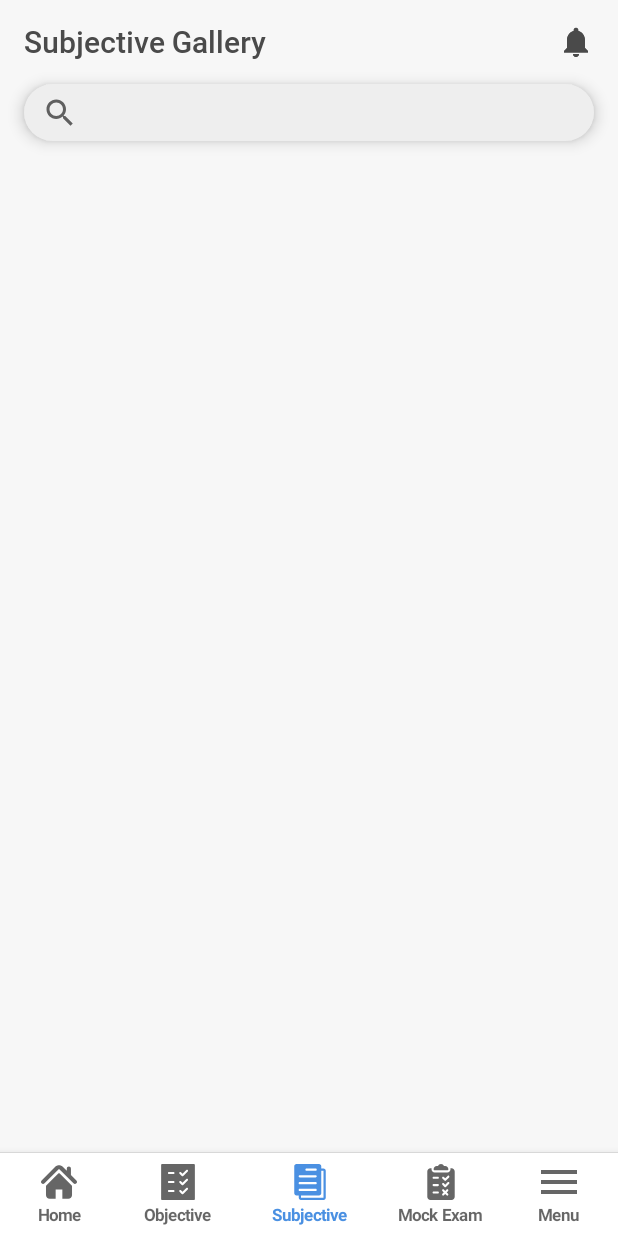
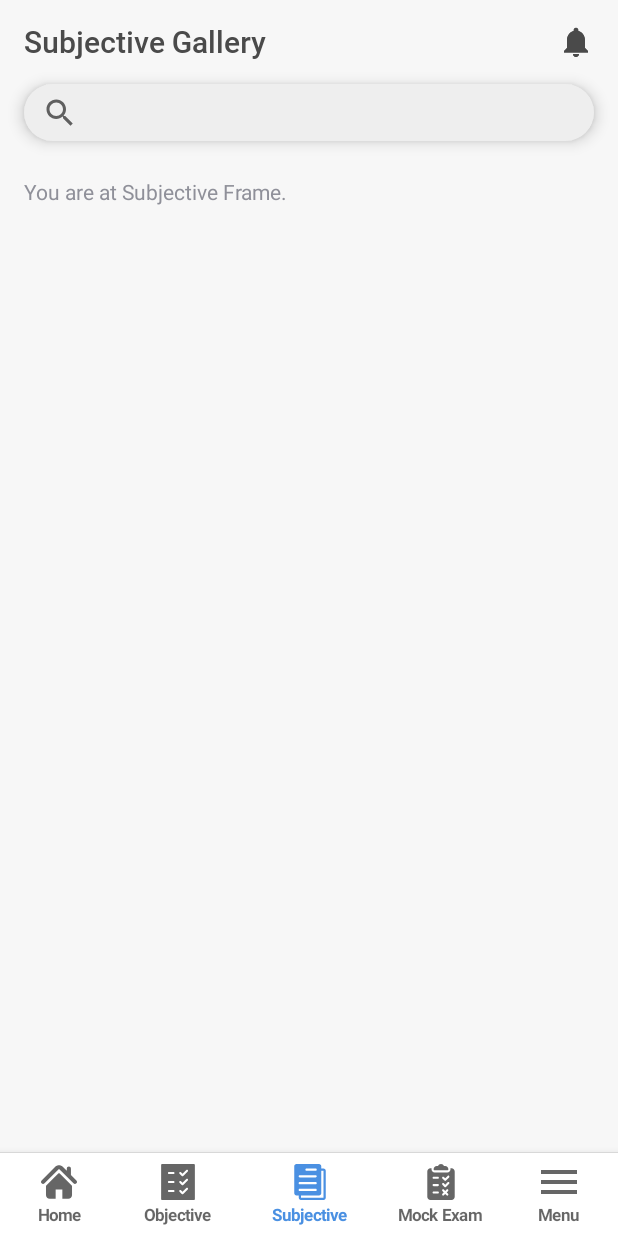
Before and after one commit to satiswardash/upsc, an Android app: the MainActivity screen opened directly, with no data from a screen before it, item 3 of the bottom bar chosen, on a phone screen of 412 x 824 dp. Run offline under Robolectric (Android 15) with nearby library versions, the phone set to English and light mode, and no system bars; our stand-ins replace Picasso.

Commit message:
Frame Views were added to Main Activity's BottomNavigationBar menu items.

```diff
--- a/app/build.gradle
+++ b/app/build.gradle
@@ -40,6 +40,7 @@ dependencies {
     compile 'com.google.android.gms:play-services-auth:11.8.0'
     compile 'com.google.firebase:firebase-database:11.8.0'
     implementation 'com.facebook.android:facebook-android-sdk:[4,5)'
+    implementation 'com.squareup.picasso:picasso:2.3.2'
 }
 
 
--- a/app/src/main/java/com/kortain/upsc/App.java
+++ b/app/src/main/java/com/kortain/upsc/App.java
@@ -23,6 +23,7 @@ public class App extends Application {
 
     public static void authenticate(Context context){
         if (user == null){
+            //TODO
             Intent intent = new Intent(context, AuthenticationActivity.class);
             intent.setFlags(Intent.FLAG_ACTIVITY_NEW_TASK);
             context.startActivity(intent);
--- a/app/src/main/java/com/kortain/upsc/MainActivity.java
+++ b/app/src/main/java/com/kortain/upsc/MainActivity.java
@@ -2,39 +2,110 @@ package com.kortain.upsc;
 
 import android.os.Bundle;
 import android.support.annotation.NonNull;
-import android.support.design.widget.BottomNavigationView;
+import android.support.constraint.ConstraintLayout;
+import android.support.constraint.ConstraintSet;
+import android.support.design.widget.AppBarLayout;
 import android.support.v7.app.AppCompatActivity;
+import android.view.LayoutInflater;
 import android.view.MenuItem;
+import android.view.View;
+import android.view.ViewGroup;
+import android.widget.FrameLayout;
+import android.widget.ImageView;
 import android.widget.TextView;
 import android.widget.Toast;
 
 import com.kortain.upsc.widgets.BottomNavigationBar;
+import com.squareup.picasso.Picasso;
 
 public class MainActivity extends AppCompatActivity {
 
-    private TextView mTextMessage;
+    private AppBarLayout abl;
+    private FrameLayout frameLayout;
+    private TextView mframeTitleTextView;
 
     private BottomNavigationBar.OnNavigationItemSelectedListener mOnNavigationItemSelectedListener
             = new BottomNavigationBar.OnNavigationItemSelectedListener() {
 
         @Override
         public boolean onNavigationItemSelected(@NonNull MenuItem item) {
+
             switch (item.getItemId()) {
-                case R.id.action_home:
-                    mTextMessage.setText("Home");
+
+                case R.id.action_home: {
+
+                    frameLayout.removeAllViewsInLayout();
+                    if (abl.getVisibility() == View.INVISIBLE) {
+                        abl.setVisibility(View.VISIBLE);
+                    }
+                    resetConstraintLayout();
+                    mframeTitleTextView.setText(R.string.home);
+                    View homeView = LayoutInflater.from(getApplicationContext()).inflate(R.layout.layout_home, (ViewGroup) frameLayout.getRootView(), false);
+                    frameLayout.addView(homeView);
                     return true;
-                case R.id.action_objective:
-                    mTextMessage.setText("Objective Gallery");
+                }
+
+                case R.id.action_objective: {
+
+                    frameLayout.removeAllViewsInLayout();
+                    if (abl.getVisibility() == View.INVISIBLE) {
+                        abl.setVisibility(View.VISIBLE);
+                    }
+                    resetConstraintLayout();
+                    mframeTitleTextView.setText(R.string.obj_gallery);
+                    View objView = LayoutInflater.from(getApplicationContext()).inflate(R.layout.layout_objective, (ViewGroup) frameLayout.getRootView(), false);
+                    frameLayout.addView(objView);
                     return true;
-                case R.id.action_subjective:
-                    mTextMessage.setText("Subjective Gallery");
+                }
+
+                case R.id.action_subjective: {
+
+                    frameLayout.removeAllViewsInLayout();
+                    if (abl.getVisibility() == View.INVISIBLE) {
+                        abl.setVisibility(View.VISIBLE);
+                    }
+                    resetConstraintLayout();
+                    mframeTitleTextView.setText(R.string.sub_gallery);
+                    View subView = LayoutInflater.from(getApplicationContext()).inflate(R.layout.layout_subjective, (ViewGroup) frameLayout.getRootView(), false);
+                    frameLayout.addView(subView);
                     return true;
-                case R.id.action_exam:
-                    mTextMessage.setText("Exam Center");
+                }
+
+                case R.id.action_exam: {
+
+                    frameLayout.removeAllViewsInLayout();
+                    if (abl.getVisibility() == View.INVISIBLE) {
+                        abl.setVisibility(View.VISIBLE);
+                    }
+                    resetConstraintLayout();
+                    mframeTitleTextView.setText(R.string.exam_center);
+                    View examView = LayoutInflater.from(getApplicationContext()).inflate(R.layout.layout_exam, (ViewGroup) frameLayout.getRootView(), false);
+                    frameLayout.addView(examView);
                     return true;
-                case R.id.action_menu:
-                    mTextMessage.setText("Menu");
+                }
+
+                case R.id.action_menu: {
+
+                    if (abl.getVisibility() == View.VISIBLE) {
+                        abl.setVisibility(View.INVISIBLE);
+                    }
+
+                    ConstraintSet constraintSet = new ConstraintSet();
+                    ConstraintLayout constraintLayout = findViewById(R.id.ah_container);
+                    constraintSet.clone(constraintLayout);
+                    constraintSet.connect(R.id.ah_frame_layout, ConstraintSet.BOTTOM, R.id.ah_bottom_navigation, ConstraintSet.TOP, 0);
+                    constraintSet.connect(R.id.ah_frame_layout, ConstraintSet.TOP, R.id.ah_appBarLayout, ConstraintSet.TOP, 0);
+                    constraintSet.applyTo(constraintLayout);
+
+                    View rootView = LayoutInflater.from(getApplicationContext()).inflate(R.layout.layout_menu, (ViewGroup) frameLayout.getRootView(), false);
+                    TextView tv = rootView.findViewById(R.id.m_profileName_textView);
+                    ImageView iv = rootView.findViewById(R.id.m_profile_imageView);
+                    Picasso.with(getApplicationContext()).load(App.user.getPhotoUrl()).into(iv);
+                    tv.setText(App.user.getDisplayName());
+                    frameLayout.addView(rootView);
                     return true;
+                }
+
             }
             return false;
         }
@@ -44,17 +115,27 @@ public class MainActivity extends AppCompatActivity {
     protected void onCreate(Bundle savedInstanceState) {
         super.onCreate(savedInstanceState);
         setContentView(R.layout.activity_main);
+        init();
 
-        mTextMessage = (TextView) findViewById(R.id.ah_frame_title_textView);
-        BottomNavigationBar navigation = (BottomNavigationBar) findViewById(R.id.navigation);
+        //TODO
+        //App.User --> User Profile Information
+    }
+
+    void init() {
+        frameLayout = findViewById(R.id.ah_frame_layout);
+        abl = findViewById(R.id.ah_appBarLayout);
+        mframeTitleTextView = (TextView) findViewById(R.id.ah_frame_title_textView);
+        BottomNavigationBar navigation = (BottomNavigationBar) findViewById(R.id.ah_bottom_navigation);
         navigation.setOnNavigationItemSelectedListener(mOnNavigationItemSelectedListener);
-
-        //Toast.makeText(this, App.user.getUid(), Toast.LENGTH_LONG).show();
+    }
 
 
-        //ApplicationData data = SampleDataProvider.getInstance().generateSampleData();
-        //Gson gson = new Gson();
-        //Log.i("ApplicationJSONData", "onCreate: "+gson.toJson(data));
+    private void resetConstraintLayout() {
+        ConstraintSet constraintSet = new ConstraintSet();
+        ConstraintLayout constraintLayout = findViewById(R.id.ah_container);
+        constraintSet.clone(constraintLayout);
+        constraintSet.connect(R.id.ah_frame_layout, ConstraintSet.BOTTOM, R.id.ah_bottom_navigation, ConstraintSet.TOP, 0);
+        constraintSet.connect(R.id.ah_frame_layout, ConstraintSet.TOP, R.id.ah_appBarLayout, ConstraintSet.BOTTOM, 0);
+        constraintSet.applyTo(constraintLayout);
     }
-
 }
--- a/app/src/main/res/layout/activity_main.xml
+++ b/app/src/main/res/layout/activity_main.xml
@@ -1,8 +1,9 @@
 <?xml version="1.0" encoding="utf-8"?>
-<android.support.constraint.ConstraintLayout xmlns:android="http://schemas.android.com/apk/res/android"
+<android.support.constraint.ConstraintLayout
+    xmlns:android="http://schemas.android.com/apk/res/android"
     xmlns:app="http://schemas.android.com/apk/res-auto"
     xmlns:tools="http://schemas.android.com/tools"
-    android:id="@+id/container"
+    android:id="@+id/ah_container"
     android:layout_width="match_parent"
     android:layout_height="match_parent"
     android:background="@color/colorBackgroundLight"
@@ -10,7 +11,7 @@
 
 
     <android.support.design.widget.AppBarLayout
-        android:id="@+id/appBarLayout"
+        android:id="@+id/ah_appBarLayout"
         android:layout_width="match_parent"
         android:layout_height="wrap_content"
         android:background="@color/colorBackgroundLight"
@@ -61,16 +62,17 @@
 
     <FrameLayout
         android:id="@+id/ah_frame_layout"
-        android:layout_width="395dp"
-        android:layout_height="476dp"
+        android:layout_width="0dp"
+        android:layout_height="0dp"
+        app:layout_constraintBottom_toTopOf="@+id/ah_bottom_navigation"
         app:layout_constraintEnd_toEndOf="parent"
         app:layout_constraintStart_toStartOf="parent"
-        app:layout_constraintTop_toBottomOf="@+id/appBarLayout">
+        app:layout_constraintTop_toBottomOf="@+id/ah_appBarLayout">
 
     </FrameLayout>
 
     <com.kortain.upsc.widgets.BottomNavigationBar
-        android:id="@+id/navigation"
+        android:id="@+id/ah_bottom_navigation"
         style="@style/BottomNavigationView"
         android:layout_width="0dp"
         android:layout_height="wrap_content"
--- /dev/null
+++ b/app/src/main/res/layout/layout_subjective.xml
@@ -0,0 +1,17 @@
+<?xml version="1.0" encoding="utf-8"?>
+<android.support.constraint.ConstraintLayout xmlns:android="http://schemas.android.com/apk/res/android"
+    android:layout_width="match_parent"
+    android:layout_height="match_parent"
+    xmlns:app="http://schemas.android.com/apk/res-auto">
+
+    <TextView
+        android:layout_width="0dp"
+        android:layout_height="wrap_content"
+        android:layout_marginEnd="16dp"
+        android:layout_marginStart="16dp"
+        android:layout_marginTop="8dp"
+        android:text="You are at Subjective Frame."
+        app:layout_constraintEnd_toEndOf="parent"
+        app:layout_constraintStart_toStartOf="parent"
+        app:layout_constraintTop_toTopOf="parent" />
+</android.support.constraint.ConstraintLayout>
--- a/app/src/main/res/values/strings.xml
+++ b/app/src/main/res/values/strings.xml
@@ -37,4 +37,10 @@
     <string name="title_home">Home</string>
     <string name="title_dashboard">Dashboard</string>
     <string name="title_notifications">Notifications</string>
+    <string name="log_out">LOG OUT</string>
+    <string name="view_profile">View Profile</string>
+    <string name="home">Home</string>
+    <string name="obj_gallery">Objective Gallery</string>
+    <string name="sub_gallery">Subjective Gallery</string>
+    <string name="exam_center">Exam Center</string>
 </resources>
```
Also changed, not shown: app/src/main/res/layout/layout_exam.xml (added, +17 -0 lines), app/src/main/res/layout/layout_home.xml (added, +19 -0 lines), app/src/main/res/layout/layout_menu.xml (added, +62 -0 lines), app/src/main/res/layout/layout_objective.xml (added, +17 -0 lines).
